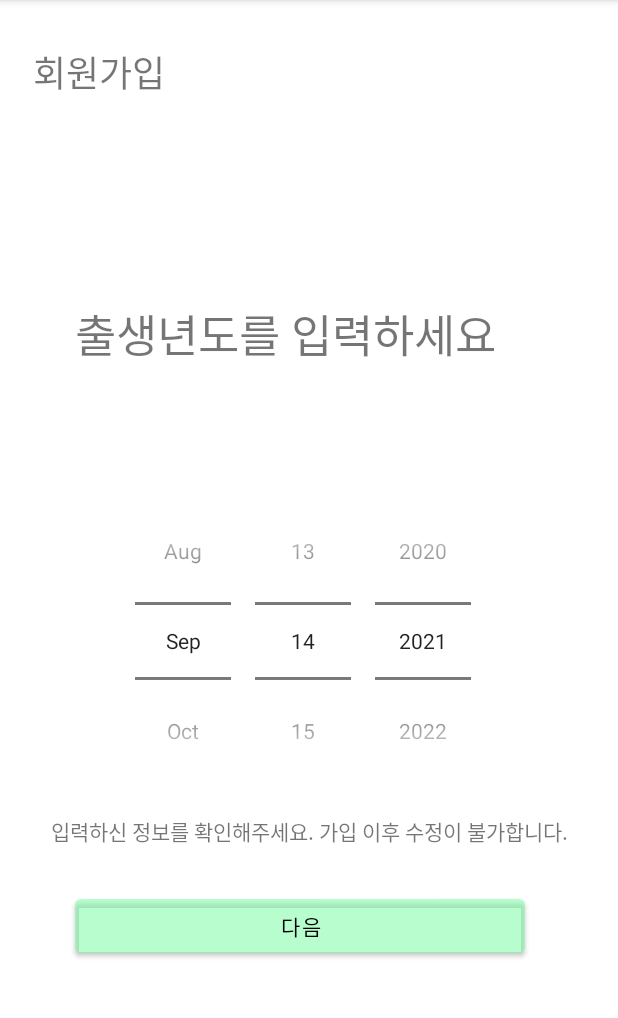
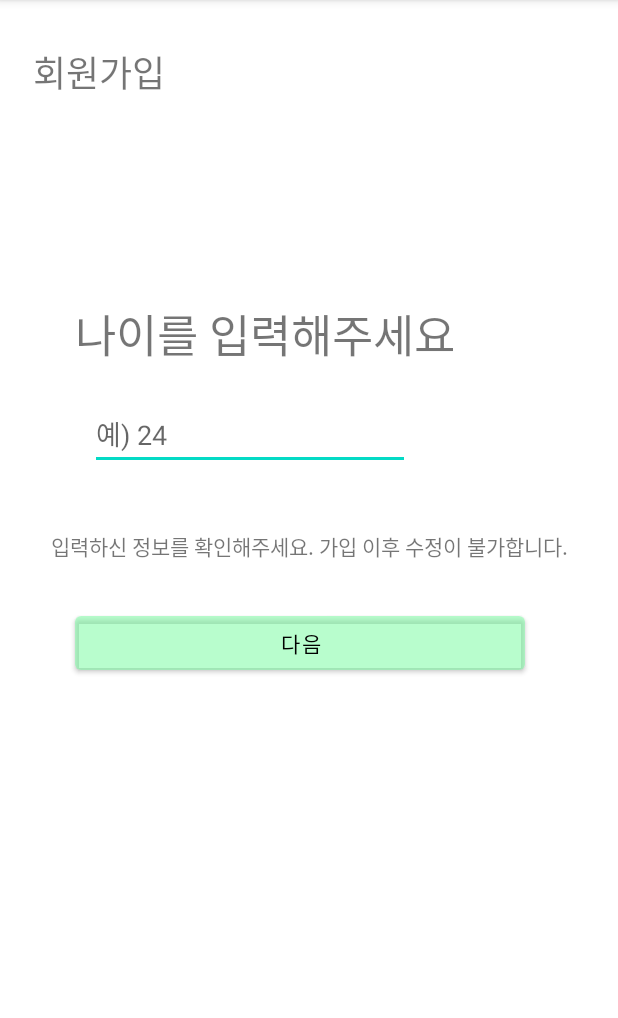
Before and after one commit to YangJJHH/DingDong, an Android app: the Register_age screen opened directly, with no data from a screen before it, on a phone screen of 412 x 824 dp, the part 84-1102 px from its top. Run offline under Robolectric (Android 15) with nearby library versions, the phone set to English and light mode, and no system bars.

Commit message:
"Add a login, register Request And Modify xml, java files"

```diff
--- a/App/AIFoodDiary/app/build.gradle
+++ b/App/AIFoodDiary/app/build.gradle
@@ -33,6 +33,7 @@ dependencies {
     implementation 'androidx.appcompat:appcompat:1.3.1'
     implementation 'com.google.android.material:material:1.4.0'
     implementation 'androidx.constraintlayout:constraintlayout:2.1.0'
+    implementation 'com.android.volley:volley:1.1.1'
     testImplementation 'junit:junit:4.+'
     androidTestImplementation 'androidx.test.ext:junit:1.1.3'
     androidTestImplementation 'androidx.test.espresso:espresso-core:3.4.0'
--- a/App/AIFoodDiary/app/src/main/java/com/cookandroid/aifooddiaryapp/Register_age.java
+++ b/App/AIFoodDiary/app/src/main/java/com/cookandroid/aifooddiaryapp/Register_age.java
@@ -7,6 +7,7 @@ import android.os.Bundle;
 import android.view.View;
 import android.widget.Button;
 import android.widget.DatePicker;
+import android.widget.EditText;
 import android.widget.Spinner;
 import android.widget.TextView;
 import android.widget.Toast;
@@ -16,7 +17,7 @@ import android.widget.Toast;
 public class Register_age extends AppCompatActivity {
     // 버튼 생성
     Button btn_next;
-    DatePicker spn_age;
+    EditText et_age;
     TextView tv_info;
     int age; //사용자 나이
 
@@ -27,34 +28,25 @@ public class Register_age extends AppCompatActivity {
 
         //위젯연결
         btn_next=(Button)findViewById(R.id.btn_next);
-        spn_age = (DatePicker) findViewById(R.id.spn_age);
+        et_age = (EditText) findViewById(R.id.et_age);
         tv_info = (TextView) findViewById(R.id.tv_info);
 
         // 이전 화면에서 보낸 인자를 받기 위한 변수 intent_r 선언
         Intent intent_r = getIntent();
 
-        //
-        //DatePickerDialog로 해야할듯
-        //
-        spn_age.init(spn_age.getYear(),spn_age.getMonth(),spn_age.getDayOfMonth() , new DatePicker.OnDateChangedListener() {
-            @Override
-            public void onDateChanged(DatePicker datePicker, int year, int month, int day) {
-
-            }
-        });
-
-
-
         //다음 버튼 이벤트 처리
         btn_next.setOnClickListener(new View.OnClickListener() {
             @Override
             public void onClick(View view) {
-                // 이전 화면에서 받은 인자와 입력받은 userBirth를 다음 화면 인자로 넣어주며 전환
+                // 입력받은 userAge에 대한 변수 선언
+                int userAge = Integer.parseInt(et_age.getText().toString());
+
+                // 이전 화면에서 받은 인자와 입력받은 userAge를 다음 화면 인자로 넣어주며 전환
                 Intent intent_s = new Intent(Register_age.this, Register_sex.class);
                 intent_s.putExtra("userID",intent_r.getStringExtra("userID"));
                 intent_s.putExtra("userPass",intent_r.getStringExtra("userPass"));
                 intent_s.putExtra("userName",intent_r.getStringExtra("userName"));
-                intent_s.putExtra("userBirth", "");     //여기 채워야함 데이트피커에서 year값 받고 나이 계산해서 넘겨주셈
+                intent_s.putExtra("userAge", userAge);
 
                 startActivity(intent_s);
             }
--- a/App/AIFoodDiary/app/src/main/java/com/cookandroid/aifooddiaryapp/Register_name.java
+++ b/App/AIFoodDiary/app/src/main/java/com/cookandroid/aifooddiaryapp/Register_name.java
@@ -29,11 +29,14 @@ public class Register_name extends AppCompatActivity {
         btn_next.setOnClickListener(new View.OnClickListener() {
             @Override
             public void onClick(View v) {
+                // 입력받은 userName 변수 선언
+                String userName = et_name.getText().toString();
+
                 // 이전 화면에서 받은 인자와 입력받은 userName을 다음 화면 인자로 넣어주며 전환
                 Intent intent_s = new Intent(Register_name.this, Register_age.class);
                 intent_s.putExtra("userID",intent_r.getStringExtra("userID"));
                 intent_s.putExtra("userPass",intent_r.getStringExtra("userPass"));
-                intent_s.putExtra("userName",et_name.getText());
+                intent_s.putExtra("userName", userName);
                 startActivity(intent_s);
             }
         });
--- a/App/AIFoodDiary/app/src/main/res/layout/activity_first.xml
+++ b/App/AIFoodDiary/app/src/main/res/layout/activity_first.xml
@@ -19,7 +19,7 @@
         app:layout_constraintEnd_toEndOf="parent"
         app:layout_constraintHorizontal_bias="0.495"
         app:layout_constraintStart_toStartOf="parent"
-        app:layout_constraintTop_toBottomOf="@+id/logo_image"
+        app:layout_constraintTop_toBottomOf="@+id/img_logo"
         app:layout_constraintVertical_bias="0.213" />
 
     <Button
@@ -44,7 +44,7 @@
         app:layout_constraintGuide_end="417dp" />
 
     <ImageView
-        android:id="@+id/logo_image"
+        android:id="@+id/img_logo"
         android:layout_width="233dp"
         android:layout_height="249dp"
         app:layout_constraintBottom_toBottomOf="parent"
--- a/App/AIFoodDiary/app/src/main/res/layout/activity_register_age.xml
+++ b/App/AIFoodDiary/app/src/main/res/layout/activity_register_age.xml
@@ -25,28 +25,15 @@
         android:layout_height="wrap_content"
         android:layout_marginStart="50dp"
         android:layout_marginLeft="50dp"
-        android:layout_marginTop="60dp"
+        android:layout_marginTop="30dp"
         android:lineSpacingExtra="20sp"
         android:text="다음"
         android:textColor="@color/black"
         app:backgroundTint="#8073fb9c"
         app:layout_constraintStart_toStartOf="parent"
-        app:layout_constraintTop_toBottomOf="@+id/spn_age" />
+        app:layout_constraintTop_toBottomOf="@+id/tv_info" />
 
     //출생년도 선택창
-
-    <DatePicker
-        android:id="@+id/spn_age"
-        android:layout_width="0dp"
-        android:layout_height="wrap_content"
-        android:calendarViewShown="false"
-        android:datePickerMode="spinner"
-        app:layout_constraintBottom_toBottomOf="parent"
-        app:layout_constraintEnd_toEndOf="parent"
-        app:layout_constraintHorizontal_bias="0.294"
-        app:layout_constraintStart_toStartOf="parent"
-        app:layout_constraintTop_toTopOf="parent"
-        app:layout_constraintVertical_bias="0.578" />
 
     <TextView
         android:id="@+id/tv_age"
@@ -55,7 +42,7 @@
         android:layout_marginStart="50dp"
         android:layout_marginLeft="50dp"
         android:layout_marginTop="200dp"
-        android:text="출생년도를 입력하세요"
+        android:text="나이를 입력해주세요"
         android:textSize="30sp"
         app:layout_constraintStart_toStartOf="parent"
         app:layout_constraintTop_toTopOf="parent" />
@@ -64,11 +51,24 @@
         android:id="@+id/tv_info"
         android:layout_width="wrap_content"
         android:layout_height="wrap_content"
-        android:layout_marginTop="10dp"
+        android:layout_marginTop="40dp"
         android:text="입력하신 정보를 확인해주세요. 가입 이후 수정이 불가합니다."
         android:visibility="visible"
         app:layout_constraintEnd_toEndOf="parent"
         app:layout_constraintStart_toStartOf="parent"
-        app:layout_constraintTop_toBottomOf="@+id/spn_age" />
+        app:layout_constraintTop_toBottomOf="@+id/et_age" />
+
+    <EditText
+        android:id="@+id/et_age"
+        android:layout_width="wrap_content"
+        android:layout_height="wrap_content"
+        android:layout_marginStart="10dp"
+        android:layout_marginLeft="10dp"
+        android:layout_marginTop="20dp"
+        android:ems="10"
+        android:inputType="textPersonName"
+        android:hint="예) 24"
+        app:layout_constraintStart_toStartOf="@+id/tv_age"
+        app:layout_constraintTop_toBottomOf="@+id/tv_age" />
 
 </androidx.constraintlayout.widget.ConstraintLayout>
```
Also changed, not shown: App/AIFoodDiary/app/src/main/AndroidManifest.xml (+9 -12 lines), App/AIFoodDiary/app/src/main/java/com/cookandroid/aifooddiaryapp/HomeActivity.java (added, +14 -0 lines), App/AIFoodDiary/app/src/main/java/com/cookandroid/aifooddiaryapp/Login.java (+49 -5 lines), App/AIFoodDiary/app/src/main/java/com/cookandroid/aifooddiaryapp/LoginRequest.java (added, +27 -0 lines), App/AIFoodDiary/app/src/main/java/com/cookandroid/aifooddiaryapp/RegisterRequest.java (added, +32 -0 lines), App/AIFoodDiary/app/src/main/java/com/cookandroid/aifooddiaryapp/Register_body.java (+56 -1 lines), App/AIFoodDiary/app/src/main/java/com/cookandroid/aifooddiaryapp/Register_id_pass.java (+6 -2 lines), App/AIFoodDiary/app/src/main/java/com/cookandroid/aifooddiaryapp/Register_sex.java (+7 -7 lines), App/AIFoodDiary/app/src/main/res/layout/activity_home.xml (added, +9 -0 lines), App/AIFoodDiary/app/src/main/res/layout/activity_login.xml (+6 -6 lines).
